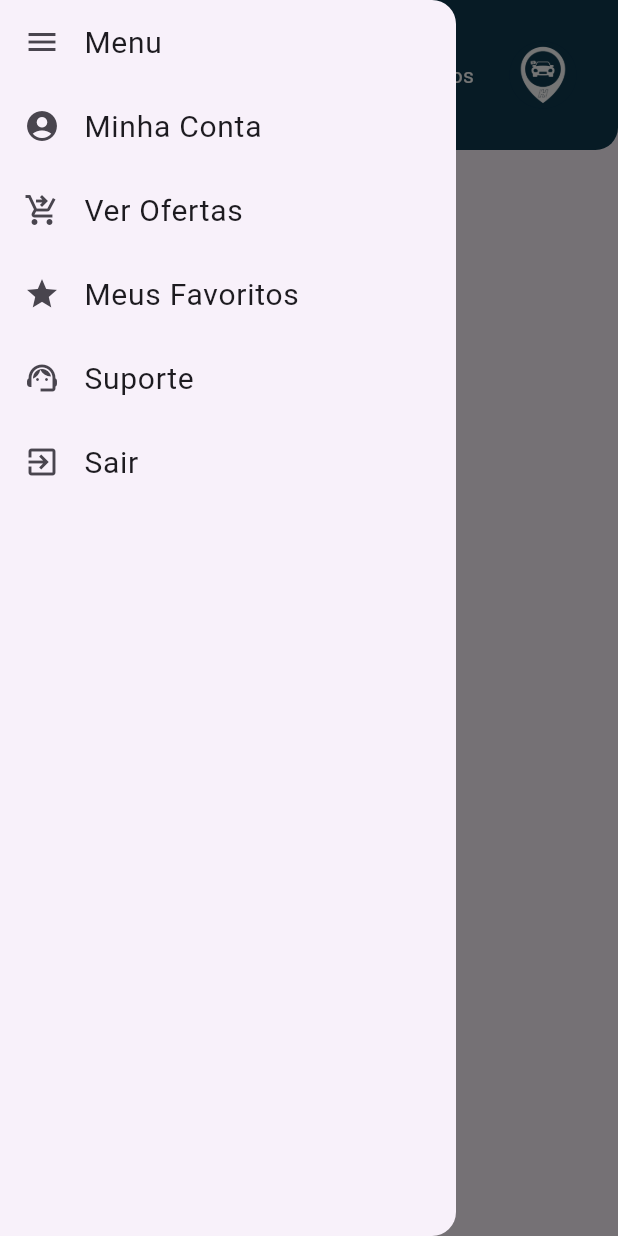
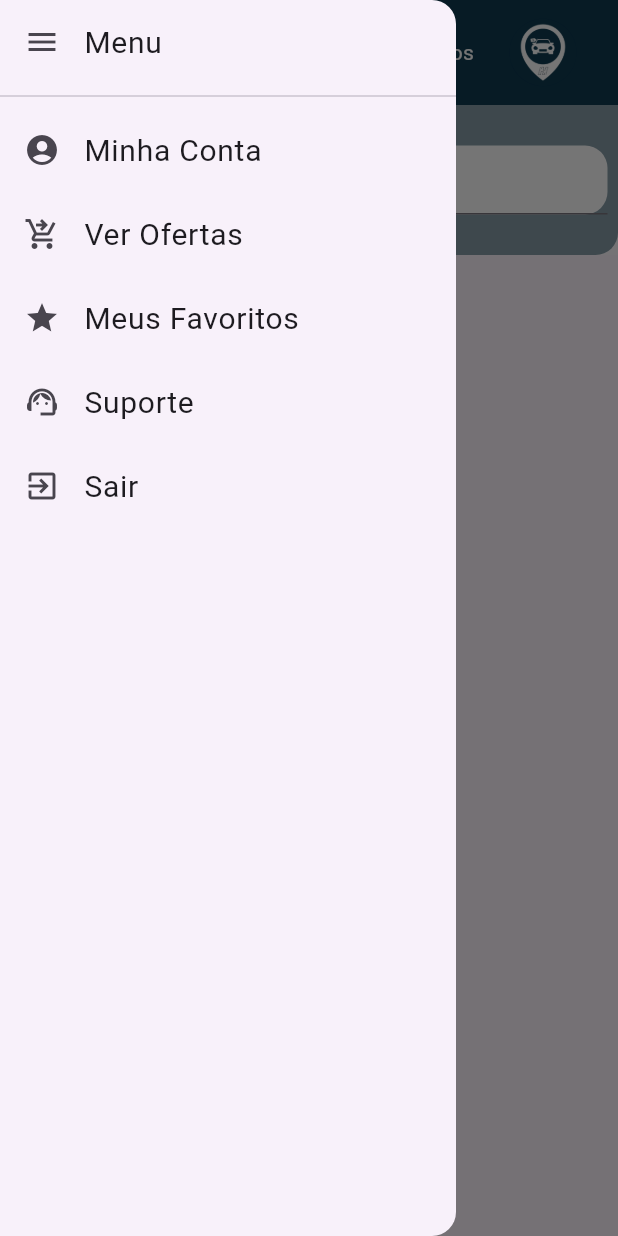
Before and after one commit to naluronicaa/projeto_integrador_4sm, a Flutter app: the PaginaPrincipal screen opened directly, with the side drawer open, on a phone screen of 412 x 824 dp. Run offline on Flutter 3.47's test engine with Material 2 defaults, Android fonts, the phone set to English and light mode, and no system bars.

Commit message:
Atualização nas paginas

```diff
--- a/lib/scr/navbar.dart
+++ b/lib/scr/navbar.dart
@@ -1,4 +1,7 @@
 import 'package:flutter/material.dart';
+import 'package:pi4sm/scr/pagina_inicial.dart';
+import 'package:pi4sm/scr/pagina_usuario.dart';
+import 'package:pi4sm/scr/pagina_pesquisa.dart';
 
 class NavBar extends StatelessWidget{
   @override
@@ -6,34 +9,43 @@ class NavBar extends StatelessWidget{
     return Drawer(
       child : ListView(
         children: [
-          ListTile(
+          const ListTile(
             leading: Icon(Icons.menu),
             title: Text('Menu', style: TextStyle(fontSize: 20)),
           ),
+          const Divider(),
           ListTile(
-            leading: Icon(Icons.account_circle),
-            title: Text('Minha Conta', style: TextStyle(fontSize: 20)),
+            leading: const Icon(Icons.account_circle),
+            title: const  Text('Minha Conta', style: TextStyle(fontSize: 20)),
+            onTap: () {
+              Navigator.push(context, MaterialPageRoute(builder: (context) => const PaginaUsuario()));
+            },
+          ),
+          ListTile(
+            leading: const Icon(Icons.shopping_cart_checkout),
+            title: const Text('Ver Ofertas', style: TextStyle(fontSize: 20)),
+            onTap: () {
+              Navigator.push(context, MaterialPageRoute(builder: (context) => const PaginaPrincipal()));
+            },
+          ),
+          ListTile(
+            leading: const Icon(Icons.star),
+            title: const Text('Meus Favoritos', style: TextStyle(fontSize: 20)),
+            onTap: (){
+              Navigator.push(context, MaterialPageRoute(builder: (context) => const PaginaPrincipal()));
+            },
+          ),
+          ListTile(
+            leading: const Icon(Icons.support_agent),
+            title: const Text('Suporte', style: TextStyle(fontSize: 20)),
             onTap: () =>  null,
           ),
           ListTile(
-            leading: Icon(Icons.shopping_cart_checkout),
-            title: Text('Ver Ofertas', style: TextStyle(fontSize: 20)),
-            onTap: () =>  null,
-          ),
-          ListTile(
-            leading: Icon(Icons.star),
-            title: Text('Meus Favoritos', style: TextStyle(fontSize: 20)),
-            onTap: () =>  null,
-          ),
-          ListTile(
-            leading: Icon(Icons.support_agent),
-            title: Text('Suporte', style: TextStyle(fontSize: 20)),
-            onTap: () =>  null,
-          ),
-          ListTile(
-            leading: Icon(Icons.exit_to_app),
-            title: Text('Sair', style: TextStyle(fontSize: 20)),
-            onTap: () =>  null,
+            leading: const Icon(Icons.exit_to_app),
+            title: const Text('Sair', style: TextStyle(fontSize: 20)),
+            onTap: () {
+              Navigator.push(context, MaterialPageRoute(builder: (context) => const PaginaInicial()));
+            },
           ),
         ],
       )
--- a/lib/scr/pagina_pesquisa.dart
+++ b/lib/scr/pagina_pesquisa.dart
@@ -9,6 +9,28 @@ class PaginaPrincipal extends StatefulWidget {
 }
 
 class PaginaPrincipalState extends State<PaginaPrincipal> {
+  List<String> marca = ["Renault", "Fiat", "Toyota", "Ford", "Chevrolet", "Honda", "Hyundai", "Mitsubishi", "Volkswagen"];
+  List<String> ano = ["2000 - 2005", "2005 - 2010", "2010 - 2020", "< 2020"];
+  List<String>  modelo = ["modelo 1", "modelo 2", "modelo 3"];
+  List<String> km = ["0km - 10000km", "10000km - 20000km", "20000km - 30000km", "50000km - 60000km", "< 60000km"];
+  List<String> carroceria = ["Buggy", "Conversível", "Cupê", "Hatchback", "Sedâ", "Minivan", "Perua/SW", "Picape", "Esportivo", "Van"];
+  List<String> cor = ["Preto", "Prata", "Branco", "Vermelho", "Marrom", "Azul", "Amarelo", "Outra"];
+  List<String> novoounao = ["novo", "usado"];
+  List<String> preco = ["caro", "nao caro"];
+  List<String> tabelaFIP = ["Comparar", "não comparar"];
+  List<String> relevancia = ["Mais Relevantes", "Maior Preço", "Menor Preço", "Menor KM"];
+
+  final valorMarca = ValueNotifier('');
+  final valorAno = ValueNotifier('');
+  final valorModelo = ValueNotifier('');
+  final valorKM = ValueNotifier('');
+  final valorCarroceria = ValueNotifier('');
+  final valorCor = ValueNotifier('');
+  final valorNov = ValueNotifier('');
+  final valorPreco = ValueNotifier('');
+  final valorTabelaFIP = ValueNotifier('');
+  final valorRelev = ValueNotifier('');
+
   @override
   Widget build(BuildContext context) {
     return Scaffold(
@@ -32,17 +54,85 @@ class PaginaPrincipalState extends State<PaginaPrincipal> {
           Image.asset('assets/logo_HOC.png', width: 60, height: 60),
           const SizedBox(width: 20),
         ],
-        backgroundColor: Color.fromARGB(255, 15, 59, 80),
+        backgroundColor: const Color.fromARGB(255, 15, 59, 80),
         shape: const RoundedRectangleBorder(
           borderRadius: BorderRadius.only(
             bottomLeft: Radius.circular(15),
             bottomRight: Radius.circular(15)
           )
         ),
-        toolbarHeight: 100,
-        iconTheme: IconThemeData(color: Colors.white),
+        toolbarHeight: 110,
+        iconTheme: const IconThemeData(color: Colors.white),
+        elevation: 0,
+        bottom:  PreferredSize(
+          preferredSize: const Size(500,60),
+          child: Column(
+            children: <Widget> [
+              Container(
+                height: 20,
+                color : Colors.white.withOpacity(0.5),
+              ),
+              Container(
+                height: 60,
+                color: Colors.white.withOpacity(0.5),
+                child : Padding(
+                  padding: const EdgeInsets.all(7),
+                  child: Container(
+                    height: 5,
+                    decoration: BoxDecoration(
+                      borderRadius: BorderRadiusDirectional.circular(15),
+                      color : Colors.white
+                    ),
+                    child : TextFormField(
+                      decoration: const InputDecoration(
+                        prefixIcon: Icon(Icons.search),
+                        hintText: "Busque seu carro aqui!",
+                        hintStyle: TextStyle(fontSize:15)
+                      ),
+                    )
+                  )
+                )
+              ),
+              Container(
+                height: 20,
+                color : Colors.white.withOpacity(0.5),
+              )
+            ],
+          )
+        ),
       ),
+      body: Stack(
+        children: [
+         Container(
+              height: 180,
+              child: Column(
+                children: [
+                  Row(
+                    children: [
+                      Container(
+                        padding: const EdgeInsets.all(0.0),
+                        child: ValueListenableBuilder(
+                          valueListenable: valorMarca, builder: (BuildContext constext, String value, _){
+                            return DropdownButton<String>(
+                              hint: const Text("Marca"),
+                              value: (value.isEmpty) ? null : value,
+                              onChanged: (escolha) => valorMarca.value = escolha.toString(),
+                              items: marca.map((opcao) => DropdownMenuItem(
+                                value: opcao,
+                                child: Text(opcao),
+                              )).toList(),
+                            );
+                          })
 
+                      ),
+                    ],
+                  ),
+
+                ],
+                )
+            ),
+        ],
+      ),
 
     );
   }
--- a/lib/scr/pagina_usuario.dart
+++ b/lib/scr/pagina_usuario.dart
@@ -1,4 +1,5 @@
 import 'package:flutter/material.dart';
+import 'package:pi4sm/scr/navbar.dart';
 
 class PaginaUsuario extends StatefulWidget {
   const PaginaUsuario({super.key});
```
